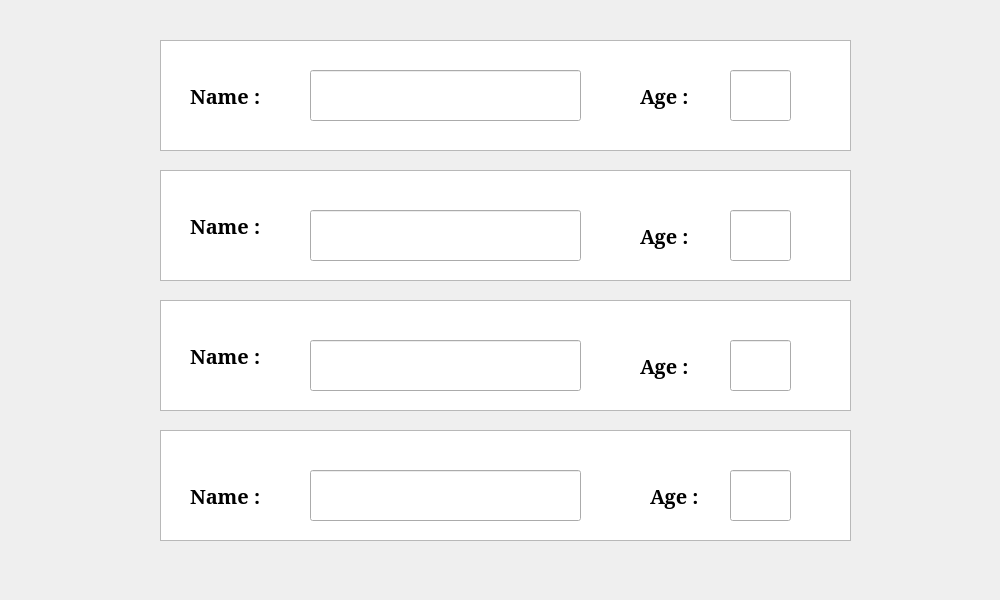
Qt form initplayerswindow.ui (Shayan-Pakrad/graphical-condottiere) before a commit.
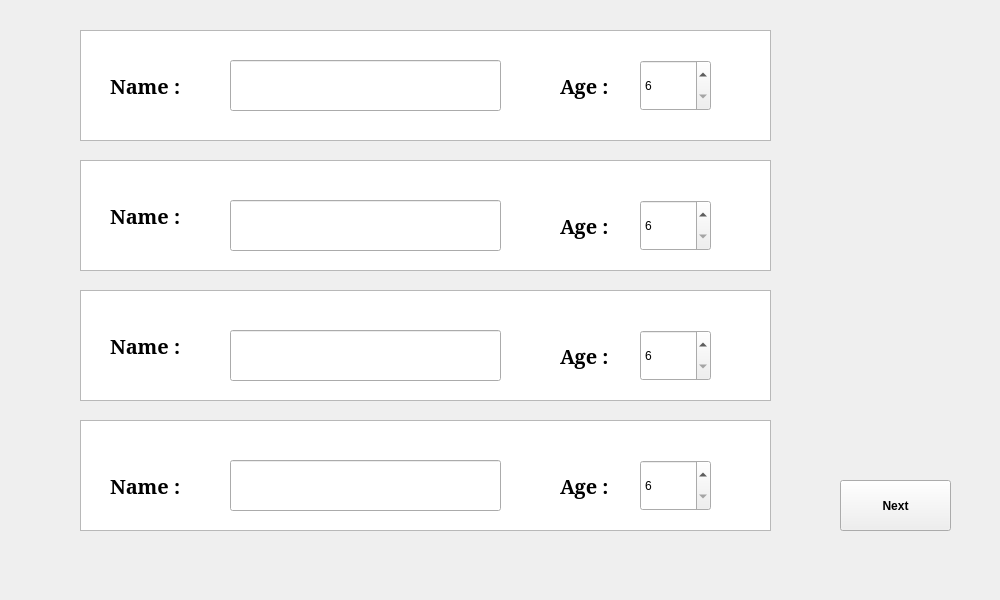
The same form after that commit.

Commit message: fix: wait for the user to press next button on init window then execute rest of the constructor

```diff
--- a/initplayerswindow.ui
+++ b/initplayerswindow.ui
@@ -20,8 +20,8 @@
    <widget class="QTableView" name="tblPlayer1">
     <property name="geometry">
      <rect>
-      <x>160</x>
-      <y>40</y>
+      <x>80</x>
+      <y>30</y>
       <width>691</width>
       <height>111</height>
      </rect>
@@ -36,8 +36,8 @@
    <widget class="QTableView" name="tableView_2">
     <property name="geometry">
      <rect>
-      <x>160</x>
-      <y>170</y>
+      <x>80</x>
+      <y>160</y>
       <width>691</width>
       <height>111</height>
      </rect>
@@ -46,8 +46,8 @@
    <widget class="QTableView" name="tableView_3">
     <property name="geometry">
      <rect>
-      <x>160</x>
-      <y>300</y>
+      <x>80</x>
+      <y>290</y>
       <width>691</width>
       <height>111</height>
      </rect>
@@ -56,8 +56,8 @@
    <widget class="QTableView" name="tableView_4">
     <property name="geometry">
      <rect>
-      <x>160</x>
-      <y>430</y>
+      <x>80</x>
+      <y>420</y>
       <width>691</width>
       <height>111</height>
      </rect>
@@ -66,8 +66,8 @@
    <widget class="QLabel" name="label">
     <property name="geometry">
      <rect>
-      <x>190</x>
-      <y>70</y>
+      <x>110</x>
+      <y>60</y>
       <width>101</width>
       <height>51</height>
      </rect>
@@ -86,8 +86,8 @@
    <widget class="QLabel" name="label_2">
     <property name="geometry">
      <rect>
-      <x>190</x>
-      <y>200</y>
+      <x>110</x>
+      <y>190</y>
       <width>101</width>
       <height>51</height>
      </rect>
@@ -106,8 +106,8 @@
    <widget class="QLabel" name="label_3">
     <property name="geometry">
      <rect>
-      <x>190</x>
-      <y>330</y>
+      <x>110</x>
+      <y>320</y>
       <width>101</width>
       <height>51</height>
      </rect>
@@ -126,8 +126,8 @@
    <widget class="QLabel" name="label_4">
     <property name="geometry">
      <rect>
-      <x>190</x>
-      <y>470</y>
+      <x>110</x>
+      <y>460</y>
       <width>101</width>
       <height>51</height>
      </rect>
@@ -146,8 +146,8 @@
    <widget class="QLineEdit" name="lineEdit">
     <property name="geometry">
      <rect>
-      <x>310</x>
-      <y>70</y>
+      <x>230</x>
+      <y>60</y>
       <width>271</width>
       <height>51</height>
      </rect>
@@ -156,8 +156,8 @@
    <widget class="QLineEdit" name="lineEdit_2">
     <property name="geometry">
      <rect>
-      <x>310</x>
-      <y>210</y>
+      <x>230</x>
+      <y>200</y>
       <width>271</width>
       <height>51</height>
      </rect>
@@ -166,8 +166,8 @@
    <widget class="QLineEdit" name="lineEdit_3">
     <property name="geometry">
      <rect>
-      <x>310</x>
-      <y>340</y>
+      <x>230</x>
+      <y>330</y>
       <width>271</width>
       <height>51</height>
      </rect>
@@ -176,8 +176,8 @@
    <widget class="QLineEdit" name="lineEdit_4">
     <property name="geometry">
      <rect>
-      <x>310</x>
-      <y>470</y>
+      <x>230</x>
+      <y>460</y>
       <width>271</width>
       <height>51</height>
      </rect>
@@ -186,8 +186,8 @@
    <widget class="QLabel" name="label_5">
     <property name="geometry">
      <rect>
-      <x>640</x>
-      <y>70</y>
+      <x>560</x>
+      <y>60</y>
       <width>71</width>
       <height>51</height>
      </rect>
@@ -206,8 +206,8 @@
    <widget class="QLabel" name="label_6">
     <property name="geometry">
      <rect>
-      <x>640</x>
-      <y>210</y>
+      <x>560</x>
+      <y>200</y>
       <width>71</width>
       <height>51</height>
      </rect>
@@ -226,8 +226,8 @@
    <widget class="QLabel" name="label_7">
     <property name="geometry">
      <rect>
-      <x>640</x>
-      <y>340</y>
+      <x>560</x>
+      <y>330</y>
       <width>71</width>
       <height>51</height>
      </rect>
@@ -246,8 +246,8 @@
    <widget class="QLabel" name="label_8">
     <property name="geometry">
      <rect>
-      <x>650</x>
-      <y>470</y>
+      <x>560</x>
+      <y>460</y>
       <width>71</width>
       <height>51</height>
      </rect>
@@ -263,44 +263,74 @@
      <string>Age : </string>
     </property>
    </widget>
-   <widget class="QLineEdit" name="lineEdit_5">
+   <widget class="QPushButton" name="btnNext">
     <property name="geometry">
      <rect>
-      <x>730</x>
-      <y>70</y>
-      <width>61</width>
+      <x>840</x>
+      <y>480</y>
+      <width>111</width>
       <height>51</height>
      </rect>
     </property>
+    <property name="font">
+     <font>
+      <bold>true</bold>
+     </font>
+    </property>
+    <property name="text">
+     <string>Next</string>
+    </property>
    </widget>
-   <widget class="QLineEdit" name="lineEdit_6">
+   <widget class="QSpinBox" name="numPlayer1Age">
     <property name="geometry">
      <rect>
-      <x>730</x>
-      <y>210</y>
-      <width>61</width>
+      <x>640</x>
+      <y>60</y>
+      <width>71</width>
       <height>51</height>
      </rect>
     </property>
+    <property name="minimum">
+     <number>6</number>
+    </property>
    </widget>
-   <widget class="QLineEdit" name="lineEdit_7">
+   <widget class="QSpinBox" name="numPlayer3Age">
     <property name="geometry">
      <rect>
-      <x>730</x>
-      <y>340</y>
-      <width>61</width>
+      <x>640</x>
+      <y>330</y>
+      <width>71</width>
       <height>51</height>
      </rect>
     </property>
+    <property name="minimum">
+     <number>6</number>
+    </property>
    </widget>
-   <widget class="QLineEdit" name="lineEdit_8">
+   <widget class="QSpinBox" name="numPlayer4Age">
     <property name="geometry">
      <rect>
-      <x>730</x>
-      <y>470</y>
-      <width>61</width>
+      <x>640</x>
+      <y>460</y>
+      <width>71</width>
       <height>51</height>
      </rect>
+    </property>
+    <property name="minimum">
+     <number>6</number>
+    </property>
+   </widget>
+   <widget class="QSpinBox" name="numPlayer2Age">
+    <property name="geometry">
+     <rect>
+      <x>640</x>
+      <y>200</y>
+      <width>71</width>
+      <height>51</height>
+     </rect>
+    </property>
+    <property name="minimum">
+     <number>6</number>
     </property>
    </widget>
   </widget>
```
Left out of the diff: 8 changed lines with no effect on the pictures. The commit also changes 4 other files.
